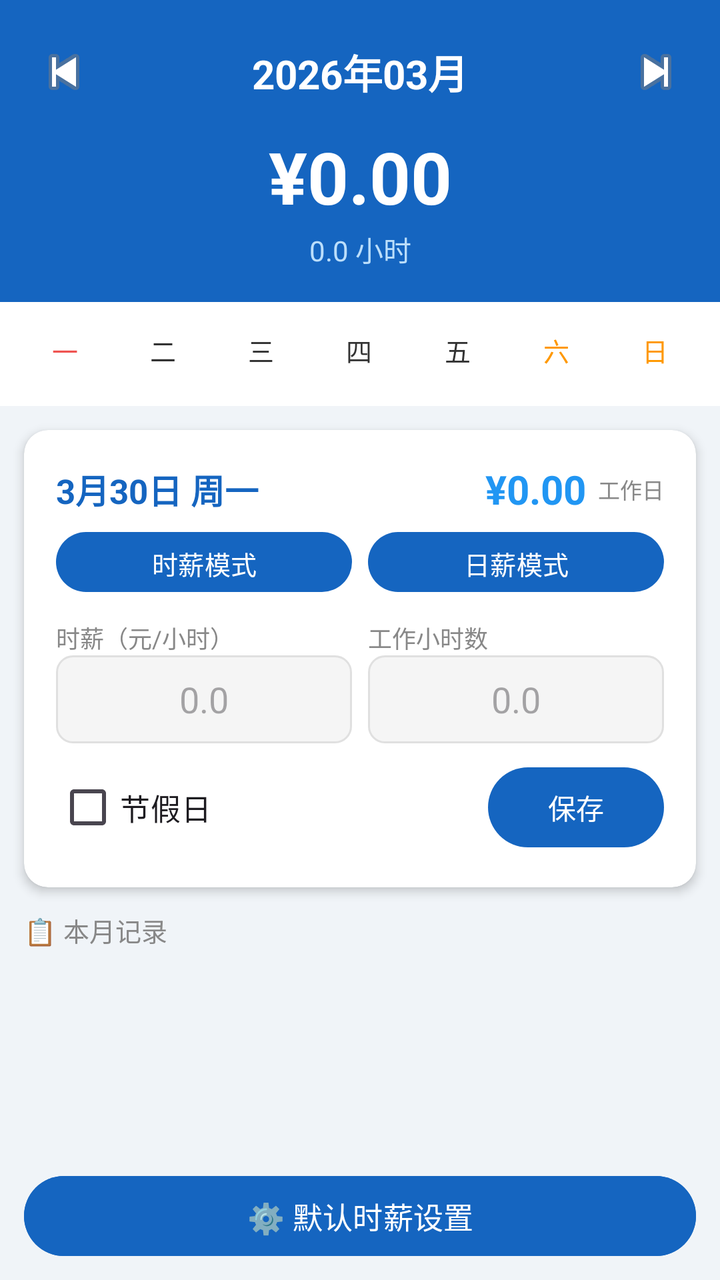
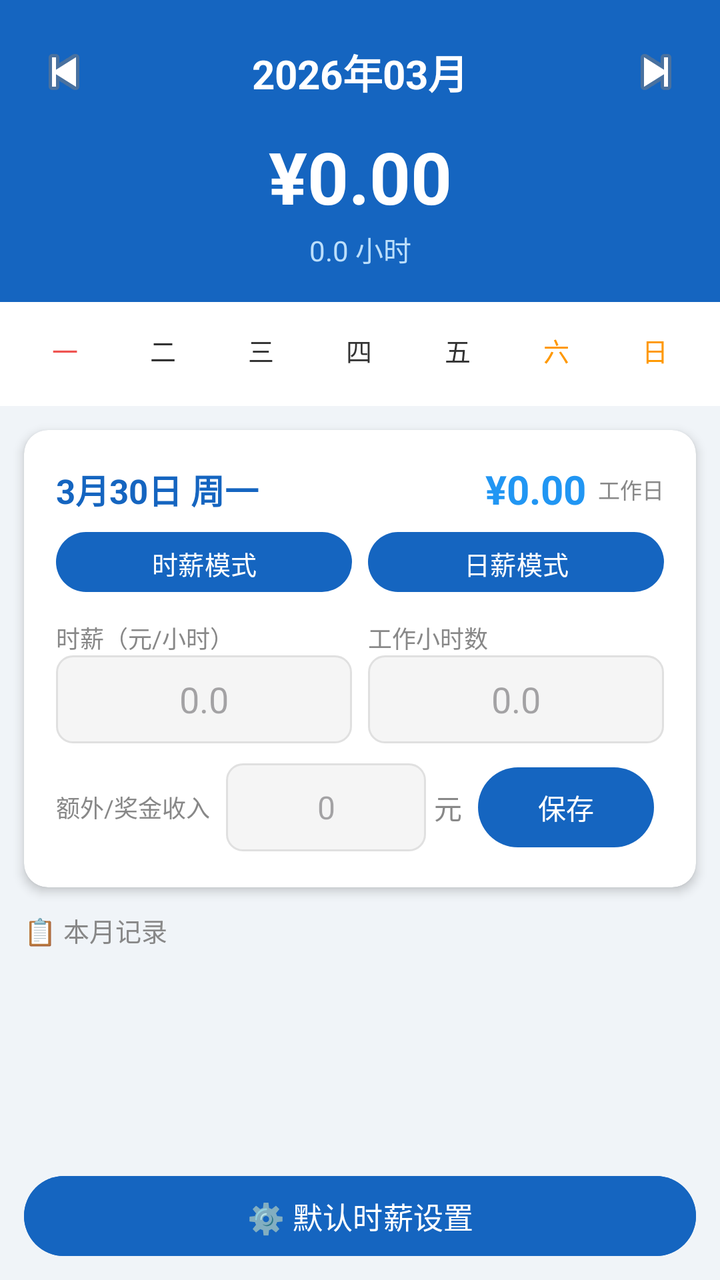

Before-and-after screenshots of an Android layout around one commit, followed by the original layout XML and the change that was made.
<!-- AndroidManifest.xml: application theme Theme.SalaryCalc -->
<!-- res/layout/activity_main.xml -->
<?xml version="1.0" encoding="utf-8"?>
<LinearLayout xmlns:android="http://schemas.android.com/apk/res/android"
    android:layout_width="match_parent"
    android:layout_height="match_parent"
    android:orientation="vertical"
    android:background="@color/bg">

    
    <LinearLayout
        android:layout_width="match_parent"
        android:layout_height="wrap_content"
        android:orientation="vertical"
        android:background="@color/primary"
        android:paddingTop="12dp"
        android:paddingBottom="16dp"
        android:paddingHorizontal="8dp">

        <LinearLayout
            android:layout_width="match_parent"
            android:layout_height="wrap_content"
            android:orientation="horizontal"
            android:gravity="center_vertical">

            <ImageButton
                android:id="@+id/btn_prev_month"
                android:layout_width="48dp"
                android:layout_height="48dp"
                android:background="?attr/selectableItemBackgroundBorderless"
                android:src="@android:drawable/ic_media_previous"
                android:contentDescription="上个月"/>

            <TextView
                android:id="@+id/tv_year_month"
                android:layout_width="0dp"
                android:layout_height="wrap_content"
                android:layout_weight="1"
                android:gravity="center"
                android:text="2026年03月"
                android:textSize="20sp"
                android:textStyle="bold"
                android:textColor="@color/white"/>

            <ImageButton
                android:id="@+id/btn_next_month"
                android:layout_width="48dp"
                android:layout_height="48dp"
                android:background="?attr/selectableItemBackgroundBorderless"
                android:src="@android:drawable/ic_media_next"
                android:contentDescription="下个月"/>
        </LinearLayout>

        <TextView
            android:id="@+id/tv_month_total"
            android:layout_width="match_parent"
            android:layout_height="wrap_content"
            android:gravity="center"
            android:text="¥0.00"
            android:textSize="36sp"
            android:textStyle="bold"
            android:textColor="@color/white"
            android:layout_marginTop="4dp"/>

        <TextView
            android:id="@+id/tv_month_hours"
            android:layout_width="match_parent"
            android:layout_height="wrap_content"
            android:gravity="center"
            android:text="0.0 小时"
            android:textSize="14sp"
            android:textColor="#BBDEFB"
            android:layout_marginTop="2dp"/>
    </LinearLayout>

    
    <LinearLayout
        android:layout_width="match_parent"
        android:layout_height="wrap_content"
        android:orientation="vertical"
        android:background="@color/white"
        android:padding="8dp">

        <LinearLayout
            android:layout_width="match_parent"
            android:layout_height="32dp"
            android:orientation="horizontal">
            <TextView android:layout_width="0dp" android:layout_height="match_parent" android:layout_weight="1" android:gravity="center" android:text="一" android:textSize="13sp" android:textColor="#EF5350"/>
            <TextView android:layout_width="0dp" android:layout_height="match_parent" android:layout_weight="1" android:gravity="center" android:text="二" android:textSize="13sp" android:textColor="#333"/>
            <TextView android:layout_width="0dp" android:layout_height="match_parent" android:layout_weight="1" android:gravity="center" android:text="三" android:textSize="13sp" android:textColor="#333"/>
            <TextView android:layout_width="0dp" android:layout_height="match_parent" android:layout_weight="1" android:gravity="center" android:text="四" android:textSize="13sp" android:textColor="#333"/>
            <TextView android:layout_width="0dp" android:layout_height="match_parent" android:layout_weight="1" android:gravity="center" android:text="五" android:textSize="13sp" android:textColor="#333"/>
            <TextView android:layout_width="0dp" android:layout_height="match_parent" android:layout_weight="1" android:gravity="center" android:text="六" android:textSize="13sp" android:textColor="#FF9800"/>
            <TextView android:layout_width="0dp" android:layout_height="match_parent" android:layout_weight="1" android:gravity="center" android:text="日" android:textSize="13sp" android:textColor="#FF9800"/>
        </LinearLayout>

        <TableLayout
            android:id="@+id/calendar_table"
            android:layout_width="match_parent"
            android:layout_height="wrap_content"
            android:layout_marginTop="4dp"
            android:stretchColumns="0,1,2,3,4,5,6"/>
    </LinearLayout>

    
    <androidx.cardview.widget.CardView
        android:layout_width="match_parent"
        android:layout_height="wrap_content"
        android:layout_margin="12dp"
        app:cardCornerRadius="12dp"
        app:cardElevation="3dp"
        app:cardBackgroundColor="@color/white"
        xmlns:app="http://schemas.android.com/apk/res-auto">

        <LinearLayout
            android:layout_width="match_parent"
            android:layout_height="wrap_content"
            android:orientation="vertical"
            android:padding="16dp">

            <LinearLayout
                android:layout_width="match_parent"
                android:layout_height="wrap_content"
                android:orientation="horizontal"
                android:gravity="center_vertical"
                android:layout_marginBottom="4dp">

                <TextView
                    android:id="@+id/tv_selected_date"
                    android:layout_width="0dp"
                    android:layout_height="wrap_content"
                    android:layout_weight="1"
                    android:text="3月30日 周一"
                    android:textSize="17sp"
                    android:textStyle="bold"
                    android:textColor="@color/primary"/>

                <TextView
                    android:id="@+id/tv_day_total"
                    android:layout_width="wrap_content"
                    android:layout_height="wrap_content"
                    android:text="¥0.00"
                    android:textSize="20sp"
                    android:textStyle="bold"
                    android:textColor="@color/accent"/>

                <TextView
                    android:id="@+id/tv_day_status"
                    android:layout_width="wrap_content"
                    android:layout_height="wrap_content"
                    android:text="工作日"
                    android:textSize="11sp"
                    android:textColor="#888"
                    android:layout_marginStart="6dp"/>
            </LinearLayout>

            
            <LinearLayout
                android:layout_width="match_parent"
                android:layout_height="38dp"
                android:orientation="horizontal"
                android:layout_marginBottom="10dp">

                <Button
                    android:id="@+id/btn_mode_hourly"
                    android:layout_width="0dp"
                    android:layout_height="38dp"
                    android:layout_weight="1"
                    android:text="时薪模式"
                    android:textSize="13sp"
                    android:layout_marginEnd="4dp"/>

                <Button
                    android:id="@+id/btn_mode_daily"
                    android:layout_width="0dp"
                    android:layout_height="38dp"
                    android:layout_weight="1"
                    android:text="日薪模式"
                    android:textSize="13sp"
                    android:layout_marginStart="4dp"/>
            </LinearLayout>

            
            <LinearLayout
                android:id="@+id/ll_hourly"
                android:layout_width="match_parent"
                android:layout_height="wrap_content"
                android:orientation="horizontal">

                <LinearLayout
                    android:layout_width="0dp" android:layout_height="wrap_content" android:layout_weight="1"
                    android:orientation="vertical" android:layout_marginEnd="8dp">
                    <TextView android:layout_width="wrap_content" android:layout_height="wrap_content"
                        android:text="时薪（元/小时）" android:textSize="12sp" android:textColor="#888"/>
                    <EditText android:id="@+id/et_hourly_rate"
                        android:layout_width="match_parent" android:layout_height="44dp"
                        android:inputType="numberDecimal" android:hint="0.0"
                        android:textSize="18sp" android:gravity="center"
                        android:background="@drawable/edit_bg"/>
                </LinearLayout>

                <LinearLayout
                    android:layout_width="0dp" android:layout_height="wrap_content" android:layout_weight="1"
                    android:orientation="vertical">
                    <TextView android:layout_width="wrap_content" android:layout_height="wrap_content"
                        android:text="工作小时数" android:textSize="12sp" android:textColor="#888"/>
                    <EditText android:id="@+id/et_hours"
                        android:layout_width="match_parent" android:layout_height="44dp"
                        android:inputType="numberDecimal" android:hint="0.0"
                        android:textSize="18sp" android:gravity="center"
                        android:background="@drawable/edit_bg"/>
                </LinearLayout>
            </LinearLayout>

            
            <LinearLayout
                android:id="@+id/ll_daily"
                android:layout_width="match_parent"
                android:layout_height="wrap_content"
                android:orientation="horizontal"
                android:visibility="gone">

                <LinearLayout
                    android:layout_width="0dp" android:layout_height="wrap_content" android:layout_weight="1"
                    android:orientation="vertical" android:layout_marginEnd="8dp">
                    <TextView android:layout_width="wrap_content" android:layout_height="wrap_content"
                        android:text="日薪（固定金额）" android:textSize="12sp" android:textColor="#888"/>
                    <EditText android:id="@+id/et_daily_rate"
                        android:layout_width="match_parent" android:layout_height="44dp"
                        android:inputType="numberDecimal" android:hint="0"
                        android:textSize="18sp" android:gravity="center"
                        android:background="@drawable/edit_bg"/>
                </LinearLayout>
                <View android:layout_width="0dp" android:layout_height="44dp" android:layout_weight="1"/>
            </LinearLayout>

            
            <LinearLayout
                android:layout_width="match_parent"
                android:layout_height="wrap_content"
                android:orientation="horizontal"
                android:layout_marginTop="8dp"
                android:gravity="center_vertical">

                <CheckBox android:id="@+id/cb_holiday"
                    android:layout_width="wrap_content"
                    android:layout_height="wrap_content"
                    android:text="节假日"
                    android:textSize="15sp"/>

                <View android:layout_width="0dp" android:layout_height="0dp" android:layout_weight="1"/>

                <Button
                    android:id="@+id/btn_delete"
                    android:layout_width="wrap_content"
                    android:layout_height="wrap_content"
                    android:text="删除"
                    android:textColor="#F44336"
                    android:visibility="gone"
                    style="@style/Widget.MaterialComponents.Button.OutlinedButton"/>

                <Button
                    android:id="@+id/btn_save"
                    android:layout_width="wrap_content"
                    android:layout_height="wrap_content"
                    android:text="保存"
                    android:paddingHorizontal="20dp"/>
            </LinearLayout>
        </LinearLayout>
    </androidx.cardview.widget.CardView>

    
    <LinearLayout
        android:layout_width="match_parent"
        android:layout_height="0dp"
        android:layout_weight="1"
        android:orientation="vertical"
        android:layout_marginHorizontal="12dp">

        <TextView android:layout_width="wrap_content" android:layout_height="wrap_content"
            android:text="📋 本月记录" android:textSize="13sp" android:textColor="#888"
            android:layout_marginBottom="4dp"/>

        <ListView android:id="@+id/lv_records"
            android:layout_width="match_parent"
            android:layout_height="0dp"
            android:layout_weight="1"
            android:divider="#EEE"
            android:dividerHeight="1dp"/>
    </LinearLayout>

    
    <Button
        android:id="@+id/btn_settings"
        android:layout_width="match_parent"
        android:layout_height="48dp"
        android:layout_marginHorizontal="12dp"
        android:layout_marginBottom="8dp"
        android:text="⚙️ 默认时薪设置"
        android:textSize="15sp"
        android:backgroundTint="@color/primary"/>
</LinearLayout>
<!-- resources referenced by this layout -->
<resources>
  <color name="accent">#2196F3</color>
  <color name="bg">#F0F4F8</color>
  <color name="primary">#1565C0</color>
  <color name="white">#FFFFFF</color>
  <!-- drawable edit_bg (drawable) -->
  <?xml version="1.0" encoding="utf-8"?>
  <shape xmlns:android="http://schemas.android.com/apk/res/android"
      android:shape="rectangle">
      <solid android:color="#F5F5F5"/>
      <corners android:radius="8dp"/>
      <stroke android:width="1dp" android:color="#E0E0E0"/>
  </shape>
  <style name="Theme.SalaryCalc" parent="Theme.Material3.Light.NoActionBar">
          <item name="colorPrimary">@color/primary</item>
          <item name="colorPrimaryDark">@color/primary_dark</item>
          <item name="colorAccent">@color/accent</item>
          <item name="android:statusBarColor">@color/primary_dark</item>
      </style>
  <color name="primary_dark">#0D47A1</color>
</resources>

<!-- the commit's change to res/layout/activity_main.xml (unified diff, before → after) -->
@@ -240,13 +240,18 @@
                 android:layout_marginTop="8dp"
                 android:gravity="center_vertical">
 
-                <CheckBox android:id="@+id/cb_holiday"
-                    android:layout_width="wrap_content"
-                    android:layout_height="wrap_content"
-                    android:text="节假日"
-                    android:textSize="15sp"/>
-
-                <View android:layout_width="0dp" android:layout_height="0dp" android:layout_weight="1"/>
+                <TextView android:layout_width="wrap_content" android:layout_height="wrap_content"
+                    android:text="额外/奖金收入" android:textSize="12sp" android:textColor="#888"/>
+
+                <EditText android:id="@+id/et_bonus"
+                    android:layout_width="100dp" android:layout_height="44dp"
+                    android:layout_marginStart="8dp"
+                    android:inputType="numberDecimal" android:hint="0"
+                    android:textSize="16sp" android:gravity="center"
+                    android:background="@drawable/edit_bg"/>
+
+                <TextView android:layout_width="wrap_content" android:layout_height="wrap_content"
+                    android:text="元" android:textSize="14sp" android:textColor="#888" android:layout_marginStart="4dp"/>
 
                 <Button
                     android:id="@+id/btn_delete"
@@ -262,7 +267,8 @@
                     android:layout_width="wrap_content"
                     android:layout_height="wrap_content"
                     android:text="保存"
-                    android:paddingHorizontal="20dp"/>
+                    android:paddingHorizontal="20dp"
+                    android:layout_marginStart="8dp"/>
             </LinearLayout>
         </LinearLayout>
     </androidx.cardview.widget.CardView>
